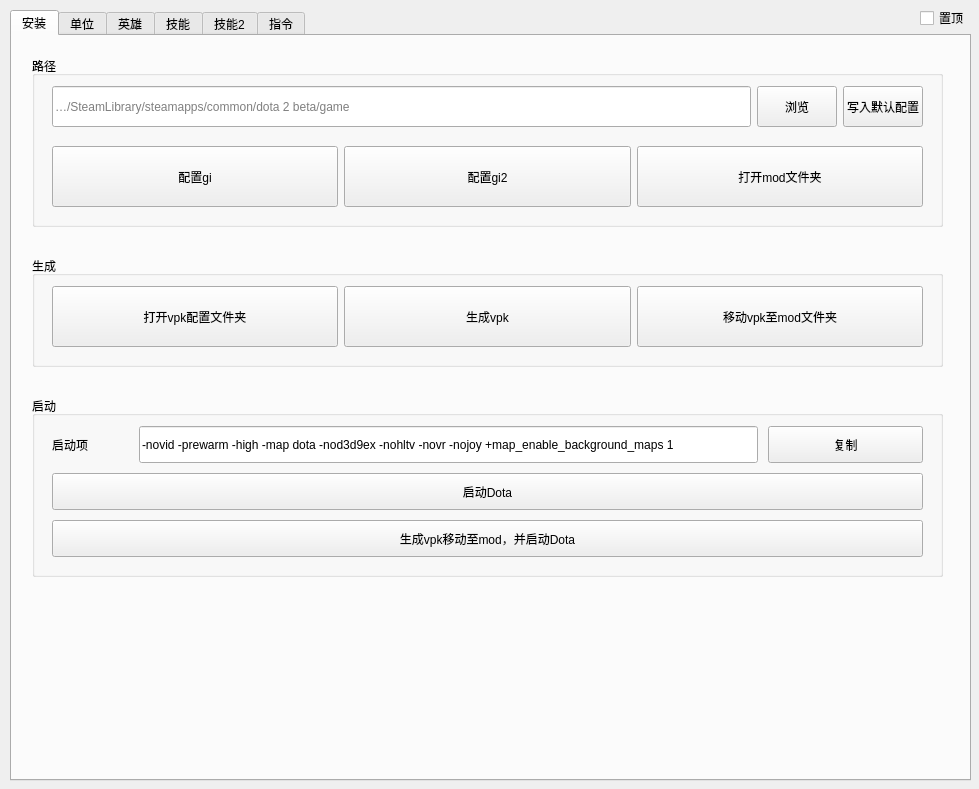
JeremyChim/Dota-Tool, file untitled.ui: the form before one commit.
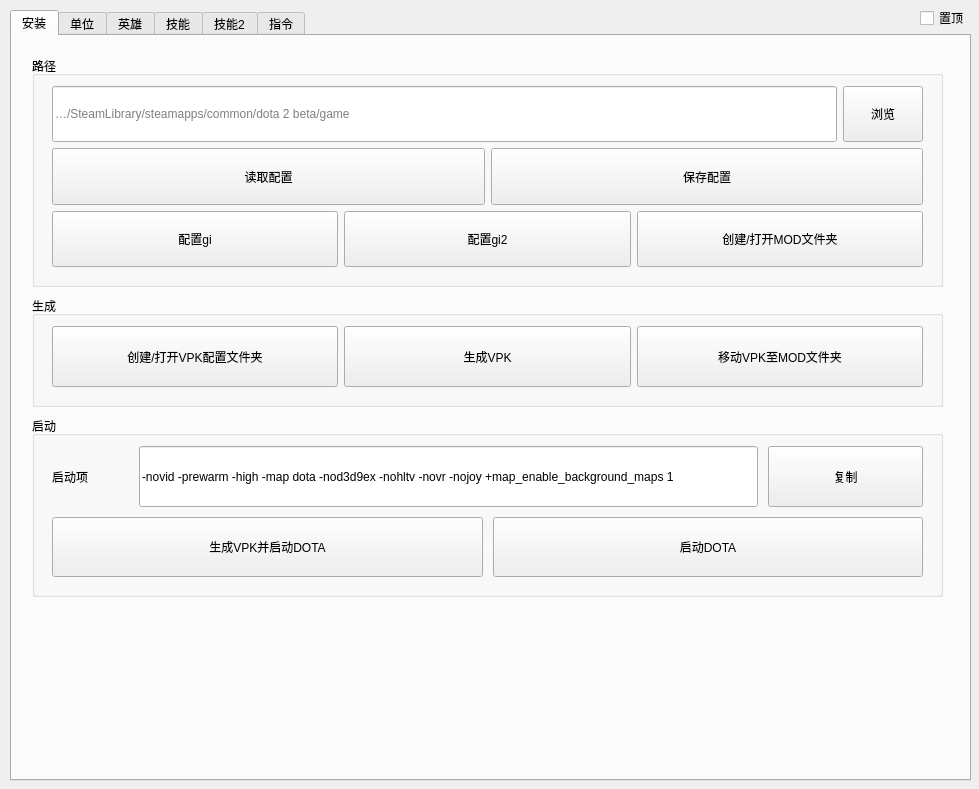
The form after the commit.

Commit message: add read_config_pushButton

```diff
--- a/untitled.ui
+++ b/untitled.ui
@@ -49,21 +49,86 @@
        <x>20</x>
        <y>20</y>
        <width>911</width>
-       <height>171</height>
+       <height>231</height>
       </rect>
      </property>
      <property name="title">
       <string>路径</string>
      </property>
-     <widget class="QWidget" name="layoutWidget_8">
+     <widget class="QWidget" name="">
       <property name="geometry">
        <rect>
         <x>20</x>
-        <y>90</y>
+        <y>30</y>
         <width>871</width>
-        <height>61</height>
+        <height>181</height>
        </rect>
       </property>
+      <layout class="QVBoxLayout" name="verticalLayout_22">
+       <item>
+        <layout class="QHBoxLayout" name="horizontalLayout_57">
+         <item>
+          <widget class="QLineEdit" name="game_path_lineEdit">
+           <property name="sizePolicy">
+            <sizepolicy hsizetype="Expanding" vsizetype="Preferred">
+             <horstretch>0</horstretch>
+             <verstretch>0</verstretch>
+            </sizepolicy>
+           </property>
+           <property name="text">
+            <string/>
+           </property>
+           <property name="placeholderText">
+            <string>…/SteamLibrary/steamapps/common/dota 2 beta/game</string>
+           </property>
+          </widget>
+         </item>
+         <item>
+          <widget class="QPushButton" name="game_path_pushButton">
+           <property name="sizePolicy">
+            <sizepolicy hsizetype="Minimum" vsizetype="Preferred">
+             <horstretch>0</horstretch>
+             <verstretch>0</verstretch>
+            </sizepolicy>
+           </property>
+           <property name="text">
+            <string>浏览</string>
+           </property>
+          </widget>
+         </item>
+        </layout>
+       </item>
+       <item>
+        <layout class="QHBoxLayout" name="horizontalLayout_2">
+         <item>
+          <widget class="QPushButton" name="read_config_pushButton">
+           <property name="sizePolicy">
+            <sizepolicy hsizetype="Minimum" vsizetype="Preferred">
+             <horstretch>0</horstretch>
+             <verstretch>0</verstretch>
+            </sizepolicy>
+           </property>
+           <property name="text">
+            <string>读取配置</string>
+           </property>
+          </widget>
+         </item>
+         <item>
+          <widget class="QPushButton" name="set_config_pushButton">
+           <property name="sizePolicy">
+            <sizepolicy hsizetype="Minimum" vsizetype="Preferred">
+             <horstretch>0</horstretch>
+             <verstretch>0</verstretch>
+            </sizepolicy>
+           </property>
+           <property name="text">
+            <string>保存配置</string>
+           </property>
+          </widget>
+         </item>
+        </layout>
+       </item>
+       <item>
       <layout class="QHBoxLayout" name="horizontalLayout_56">
        <item>
         <widget class="QPushButton" name="pushButton_51">
@@ -100,63 +165,11 @@
           </sizepolicy>
          </property>
          <property name="text">
-          <string>打开mod文件夹</string>
+            <string>创建/打开MOD文件夹</string>
          </property>
         </widget>
        </item>
       </layout>
-     </widget>
-     <widget class="QWidget" name="layoutWidget">
-      <property name="geometry">
-       <rect>
-        <x>20</x>
-        <y>30</y>
-        <width>871</width>
-        <height>41</height>
-       </rect>
-      </property>
-      <layout class="QHBoxLayout" name="horizontalLayout_57">
-       <item>
-        <widget class="QLineEdit" name="game_path_lineEdit">
-         <property name="sizePolicy">
-          <sizepolicy hsizetype="Expanding" vsizetype="Preferred">
-           <horstretch>0</horstretch>
-           <verstretch>0</verstretch>
-          </sizepolicy>
-         </property>
-         <property name="text">
-          <string/>
-         </property>
-         <property name="placeholderText">
-          <string>…/SteamLibrary/steamapps/common/dota 2 beta/game</string>
-         </property>
-        </widget>
-       </item>
-       <item>
-        <widget class="QPushButton" name="game_path_pushButton">
-         <property name="sizePolicy">
-          <sizepolicy hsizetype="Minimum" vsizetype="Preferred">
-           <horstretch>0</horstretch>
-           <verstretch>0</verstretch>
-          </sizepolicy>
-         </property>
-         <property name="text">
-          <string>浏览</string>
-         </property>
-        </widget>
-       </item>
-       <item>
-        <widget class="QPushButton" name="set_config_pushButton">
-         <property name="sizePolicy">
-          <sizepolicy hsizetype="Minimum" vsizetype="Preferred">
-           <horstretch>0</horstretch>
-           <verstretch>0</verstretch>
-          </sizepolicy>
-         </property>
-         <property name="text">
-          <string>写入默认配置</string>
-         </property>
-        </widget>
        </item>
       </layout>
      </widget>
@@ -165,7 +178,7 @@
      <property name="geometry">
       <rect>
        <x>20</x>
-       <y>220</y>
+       <y>260</y>
        <width>911</width>
        <height>111</height>
       </rect>
@@ -192,7 +205,7 @@
           </sizepolicy>
          </property>
          <property name="text">
-          <string>打开vpk配置文件夹</string>
+          <string>创建/打开VPK配置文件夹</string>
          </property>
         </widget>
        </item>
@@ -205,7 +218,7 @@
           </sizepolicy>
          </property>
          <property name="text">
-          <string>生成vpk</string>
+          <string>生成VPK</string>
          </property>
         </widget>
        </item>
@@ -218,7 +231,7 @@
           </sizepolicy>
          </property>
          <property name="text">
-          <string>移动vpk至mod文件夹</string>
+          <string>移动VPK至MOD文件夹</string>
          </property>
         </widget>
        </item>
@@ -229,7 +242,7 @@
      <property name="geometry">
       <rect>
        <x>20</x>
-       <y>360</y>
+       <y>380</y>
        <width>911</width>
        <height>181</height>
       </rect>
@@ -294,18 +307,7 @@
         </layout>
        </item>
        <item>
-        <widget class="QPushButton" name="pushButton_49">
-         <property name="sizePolicy">
-          <sizepolicy hsizetype="Minimum" vsizetype="Preferred">
-           <horstretch>0</horstretch>
-           <verstretch>0</verstretch>
-          </sizepolicy>
-         </property>
-         <property name="text">
-          <string>启动Dota</string>
-         </property>
-        </widget>
-       </item>
+        <layout class="QHBoxLayout" name="horizontalLayout_68">
        <item>
         <widget class="QPushButton" name="pushButton_50">
          <property name="sizePolicy">
@@ -315,9 +317,24 @@
           </sizepolicy>
          </property>
          <property name="text">
-          <string>生成vpk移动至mod，并启动Dota</string>
-         </property>
-        </widget>
+            <string>生成VPK并启动DOTA</string>
+           </property>
+          </widget>
+         </item>
+         <item>
+          <widget class="QPushButton" name="pushButton_49">
+           <property name="sizePolicy">
+            <sizepolicy hsizetype="Minimum" vsizetype="Preferred">
+             <horstretch>0</horstretch>
+             <verstretch>0</verstretch>
+            </sizepolicy>
+           </property>
+           <property name="text">
+            <string>启动DOTA</string>
+           </property>
+          </widget>
+         </item>
+        </layout>
        </item>
       </layout>
      </widget>
@@ -3017,6 +3034,17 @@
    </property>
    <layout class="QHBoxLayout" name="horizontalLayout_69"/>
   </widget>
+  <widget class="QWidget" name="">
+   <property name="geometry">
+    <rect>
+     <x>0</x>
+     <y>0</y>
+     <width>2</width>
+     <height>2</height>
+    </rect>
+   </property>
+   <layout class="QVBoxLayout" name="verticalLayout"/>
+  </widget>
  </widget>
  <resources/>
  <connections>
```
Left out of the diff: 17 changed lines with no effect on the pictures. Lines whose indentation alone changed are shown as unchanged. The commit also changes 3 other files.
